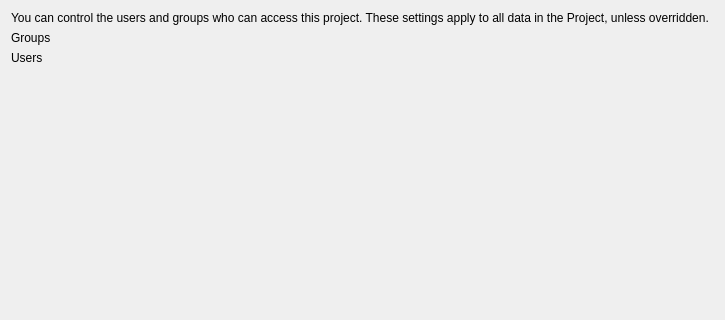
Old version of the form ime/ui/ui_project_access_control_tab.ui in the repository UoA-eResearch/mytardis_ime; both pictures show x 0 to 725 and y 0 to 320 of the 725 by 1080 pixel window.
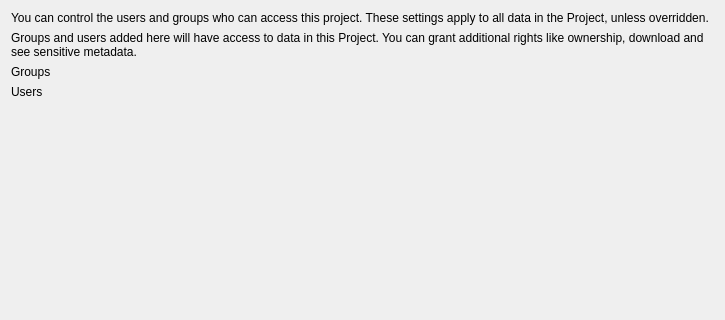
New version of the form. Custom widgets are drawn as their Qt base class.

```diff
--- a/ime/ui/ui_project_access_control_tab.ui
+++ b/ime/ui/ui_project_access_control_tab.ui
@@ -42,6 +42,16 @@
      </property>
     </widget>
    </item>
+   <item>
+    <widget class="QLabel" name="label_4">
+     <property name="text">
+      <string>Groups and users added here will have access to data in this Project. You can grant additional rights like ownership, download and see sensitive metadata.</string>
+     </property>
+     <property name="wordWrap">
+      <bool>true</bool>
+     </property>
+    </widget>
+   </item>
    <item>
     <layout class="QGridLayout" name="gridLayout">
      <item row="0" column="1">
```
